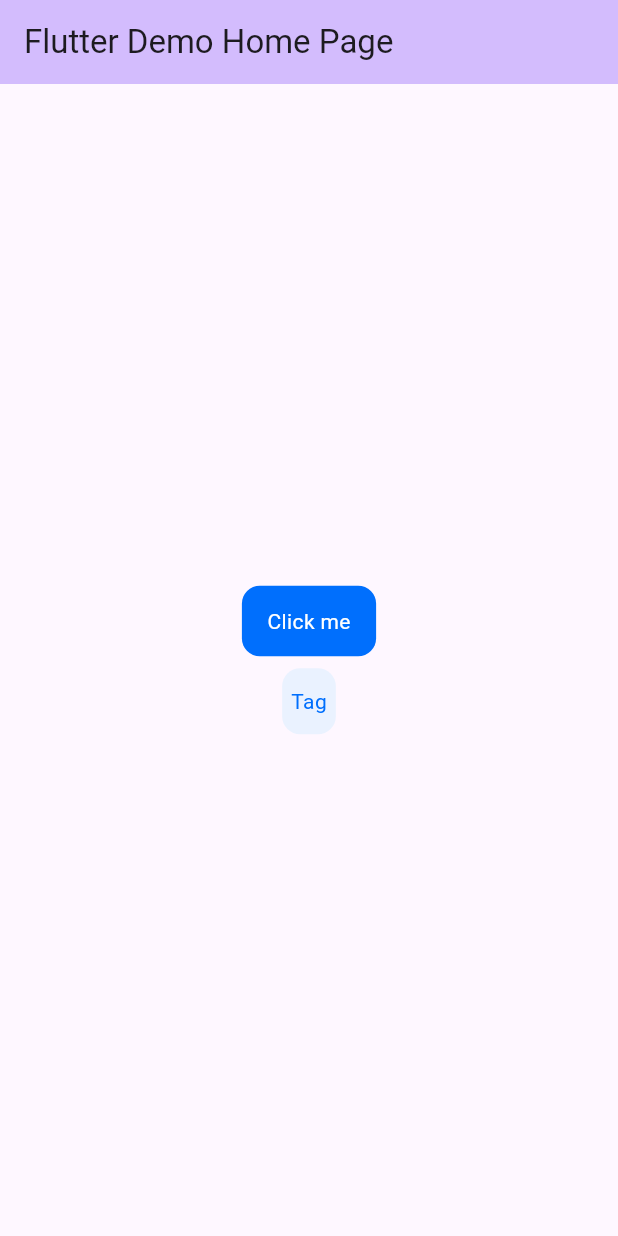
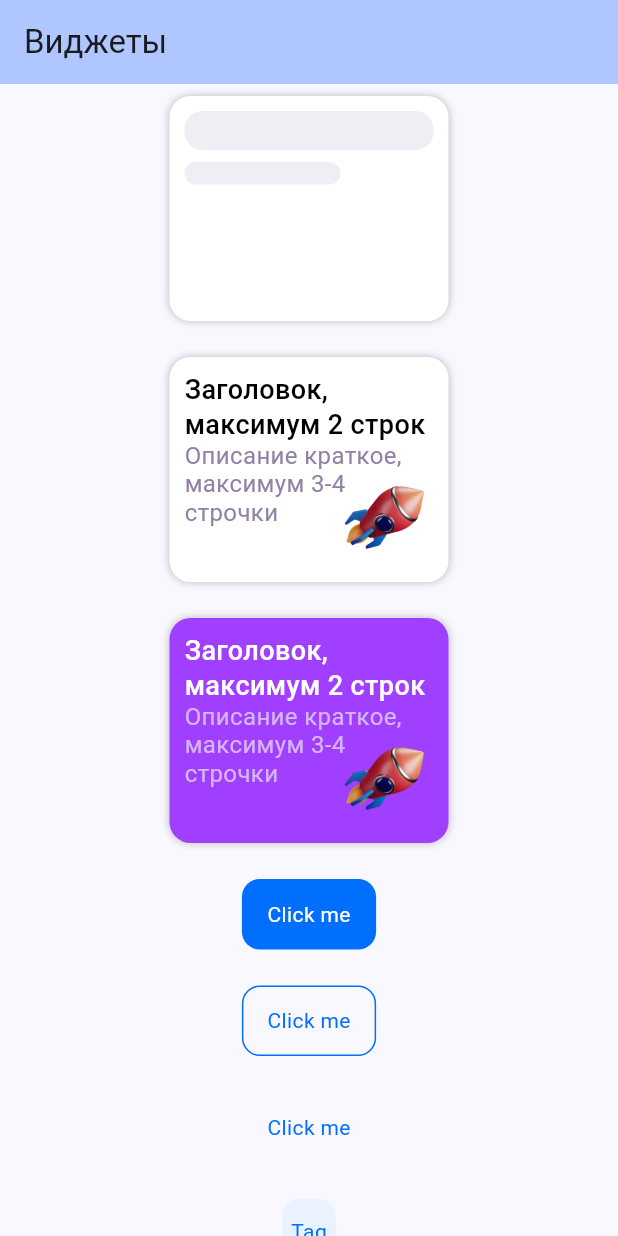
Before and after one commit to VennyS/widgets_flutter, a Flutter app: the screen it shows after launch, on a phone screen of 412 x 824 dp. Run offline on Flutter 3.47's test engine with Material 3 defaults, Android fonts, the phone set to English and light mode, and no system bars.

Commit message:
Добавил assets и обновил main

```diff
--- a/lib/main.dart
+++ b/lib/main.dart
@@ -1,6 +1,7 @@
 import 'package:flutter/material.dart';
 import 'custom_tag.dart';
 import 'custom_button.dart';
+import 'universal_button.dart';
 
 void main() {
   runApp(const MyApp());
@@ -9,102 +10,81 @@ void main() {
 class MyApp extends StatelessWidget {
   const MyApp({super.key});
 
-  // This widget is the root of your application.
   @override
   Widget build(BuildContext context) {
     return MaterialApp(
       title: 'Flutter Demo',
       theme: ThemeData(
-        // This is the theme of your application.
-        //
-        // TRY THIS: Try running your application with "flutter run". You'll see
-        // the application has a purple toolbar. Then, without quitting the app,
-        // try changing the seedColor in the colorScheme below to Colors.green
-        // and then invoke "hot reload" (save your changes or press the "hot
-        // reload" button in a Flutter-supported IDE, or press "r" if you used
-        // the command line to start the app).
-        //
-        // Notice that the counter didn't reset back to zero; the application
-        // state is not lost during the reload. To reset the state, use hot
-        // restart instead.
-        //
-        // This works for code too, not just values: Most code changes can be
-        // tested with just a hot reload.
-        colorScheme: ColorScheme.fromSeed(seedColor: Colors.deepPurple),
+        colorScheme: ColorScheme.fromSeed(seedColor: const Color(0xFF006FFD)),
         useMaterial3: true,
       ),
-      home: const MyHomePage(title: 'Flutter Demo Home Page'),
+      debugShowCheckedModeBanner: false,
+      home: const MyHomePage(title: 'Виджеты'),
     );
   }
 }
 
-class MyHomePage extends StatefulWidget {
+class MyHomePage extends StatelessWidget {
   const MyHomePage({super.key, required this.title});
-
-  // This widget is the home page of your application. It is stateful, meaning
-  // that it has a State object (defined below) that contains fields that affect
-  // how it looks.
-
-  // This class is the configuration for the state. It holds the values (in this
-  // case the title) provided by the parent (in this case the App widget) and
-  // used by the build method of the State. Fields in a Widget subclass are
-  // always marked "final".
 
   final String title;
 
   @override
-  State<MyHomePage> createState() => _MyHomePageState();
-}
-
-class _MyHomePageState extends State<MyHomePage> {
-  int _counter = 0;
-
-  void _incrementCounter() {
-    setState(() {
-      // This call to setState tells the Flutter framework that something has
-      // changed in this State, which causes it to rerun the build method below
-      // so that the display can reflect the updated values. If we changed
-      // _counter without calling setState(), then the build method would not be
-      // called again, and so nothing would appear to happen.
-      _counter++;
-    });
-  }
-
-  @override
   Widget build(BuildContext context) {
-    // This method is rerun every time setState is called, for instance as done
-    // by the _incrementCounter method above.
-    //
-    // The Flutter framework has been optimized to make rerunning build methods
-    // fast, so that you can just rebuild anything that needs updating rather
-    // than having to individually change instances of widgets.
     return Scaffold(
       appBar: AppBar(
-        // TRY THIS: Try changing the color here to a specific color (to
-        // Colors.amber, perhaps?) and trigger a hot reload to see the AppBar
-        // change color while the other colors stay the same.
         backgroundColor: Theme.of(context).colorScheme.inversePrimary,
-        // Here we take the value from the MyHomePage object that was created by
-        // the App.build method, and use it to set our appbar title.
-        title: Text(widget.title),
+        title: Text(title),
       ),
-      body: const Center(
+      body: SingleChildScrollView(
+        child: Center(
           child: Column(
             mainAxisAlignment: MainAxisAlignment.center,
             children: [
-            CustomButton(
+              const SizedBox(height: 8),
+              UniversalButton(
+                id: 12,
+                title: "Заголовок, максимум 2 строк",
+                desc: "Описание краткое, максимум 3-4 строчки",
+                state: UniversalButtonState.skeleton,
+                onPressed: () => print("Skeleton click"),
+              ),
+              const SizedBox(height: 24),
+              UniversalButton(
+                id: 12,
+                title: "Заголовок, максимум 2 строк",
+                desc: "Описание краткое, максимум 3-4 строчки",
+                state: UniversalButtonState.active,
+                onPressed: () => print("Active click"),
+              ),
+              const SizedBox(height: 24),
+              UniversalButton(
+                id: 12,
+                title: "Заголовок, максимум 2 строк",
+                desc: "Описание краткое, максимум 3-4 строчки",
+                state: UniversalButtonState.highlight,
+                onPressed: () => print("Highlight click"),
+              ),
+              const SizedBox(height: 24),
+              const CustomButton(
                 variant: CustomButtonVariants.primary,
                 text: "Click me",
-              // showLeftIcon: true,
-              // showRightIcon: true,
               ),
-            SizedBox(
-              height: 8,
+              const SizedBox(height: 24),
+              const CustomButton(
+                variant: CustomButtonVariants.secondary,
+                text: "Click me",
               ),
-            CustomTag(
-              text: "Tag",
-            )
+              const SizedBox(height: 24),
+              const CustomButton(
+                variant: CustomButtonVariants.terciary,
+                text: "Click me",
+              ),
+              const SizedBox(height: 24),
+              const CustomTag(text: "Tag"),
+              const SizedBox(height: 24),
             ],
+          ),
         ),
       ),
     );
```
Also changed, not shown: pubspec.yaml (+7 -0 lines), assets/fonts/Roboto-Medium.ttf (added), assets/fonts/Roboto-Regular.ttf (added), assets/pngs/rocket.png (added). Lines whose indentation alone changed are shown as unchanged.
